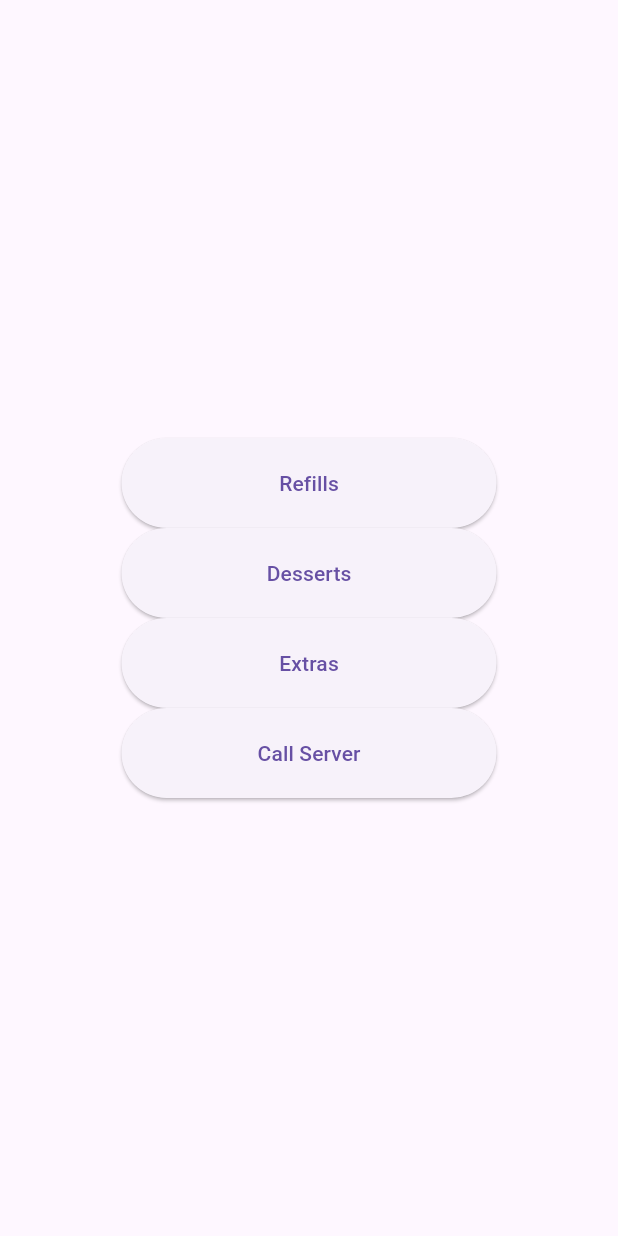
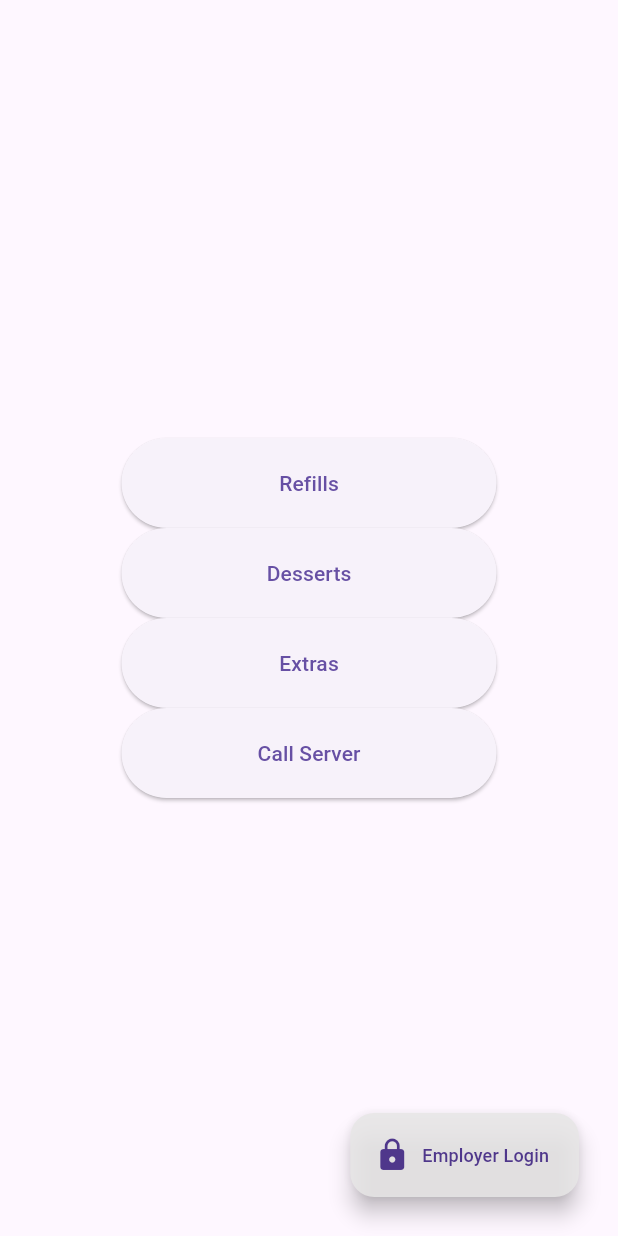
Before and after one commit to KBD-solutions/Servicer, a Flutter app: the screen it shows after launch, on a phone screen of 412 x 824 dp. Run offline on Flutter 3.47's test engine with Material 3 defaults, Android fonts, the light colour scheme and no system bars.

Commit message:
Added clean Employer dashboard design with pseudocode

```diff
--- a/lib/main.dart
+++ b/lib/main.dart
@@ -1,4 +1,5 @@
 import 'package:flutter/material.dart';
+import 'screens/employer_dashboard.dart';
 
 void main() {
   runApp(const MyApp());
@@ -15,7 +16,6 @@ class MyApp extends StatelessWidget {
   }
 }
 
-
 class SelectScreen extends StatefulWidget {
   const SelectScreen({super.key});
 
@@ -28,41 +28,64 @@ class _SelectScreenState extends State<SelectScreen> {
   Widget build(BuildContext context) {
     return Scaffold(
       body: Center(
-        child:
-          Column(
+        child: Column(
           mainAxisSize: MainAxisSize.min,
           children: [
             SizedBox(
               width: 250,
               height: 60,
-                child: ElevatedButton(onPressed:
-                () {},
-                child: Text("Refills")
-                )),
+              child: ElevatedButton(
+                onPressed: () {},
+                child: const Text("Refills"),
+              ),
+            ),
             SizedBox(
               width: 250,
               height: 60,
-                child: ElevatedButton(onPressed:
-                () {},
-                child: Text("Desserts")
-                )),
+              child: ElevatedButton(
+                onPressed: () {},
+                child: const Text("Desserts"),
+              ),
+            ),
             SizedBox(
               width: 250,
               height: 60,
-                child: ElevatedButton(onPressed:
-                () {},
-                child: Text("Extras")
-                )),
+              child: ElevatedButton(
+                onPressed: () {},
+                child: const Text("Extras"),
+              ),
+            ),
             SizedBox(
               width: 250,
               height: 60,
-                child: ElevatedButton(onPressed:
-                () {},
-                child: Text("Call Server")
-                )),
-            ]
+              child: ElevatedButton(
+                onPressed: () {},
+                child: const Text("Call Server"),
               ),
             ),
+          ],
+        ),
+      ),
+
+
+      floatingActionButton: Padding(
+        padding: const EdgeInsets.only(bottom: 10, right: 10),
+        child: FloatingActionButton.extended(
+          onPressed: () {
+            Navigator.push(
+              context,
+              MaterialPageRoute(builder: (context) => const EmployerDashboardPage()),
+            );
+          },
+          label: const Text(
+            'Employer Login',
+            style: TextStyle(fontSize: 12),
+          ),
+          icon: const Icon(Icons.lock),
+          backgroundColor: const Color.fromARGB(221, 231, 230, 230),
+        ),
+      ),
+      floatingActionButtonLocation: FloatingActionButtonLocation.endFloat,
     );
   }
 }
```
Also changed, not shown: lib/screens/employer_dashboard.dart (added, +191 -0 lines). Lines whose indentation alone changed are shown as unchanged.
